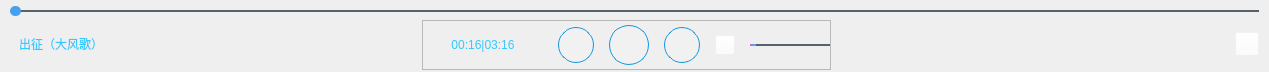
Old version of the form VideoPlayer/videomodels/FloatPlayCtl.ui in the repository huizhang556/pc-video-player.
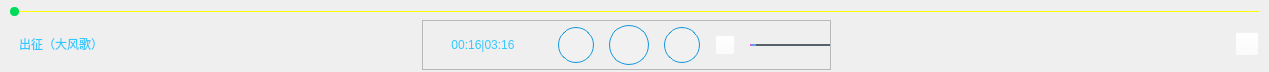
New version of the form. Icons and pictures are not drawn.

What changed in the file:
```diff
--- a/VideoPlayer/videomodels/FloatPlayCtl.ui
+++ b/VideoPlayer/videomodels/FloatPlayCtl.ui
@@ -53,7 +53,7 @@
 QSlider::groove:horizontal 
 {
 background-color: rgba(255,255,255,0.1);
-height: 2px;
+height: 1px;
 border-radius:1px;
 }
 
@@ -70,13 +70,13 @@
 /*J拖动按钮*/
 QSlider::handle:horizontal 
 {
-background-color:#46a0ef;
+background-color:#00dc5a;
 height:8px;
-width:10px;
+width:8px;
 margin-top: -4px;
 margin-bottom: -4px;
+border-radius:4px;
 padding-right:1px;
-border-radius:5px;
 }
 
 /*J拖动按钮-hover,只跟groove的hover时高度影响*/
@@ -89,7 +89,7 @@
 QSlider::add-page:horizontal,QSlider::add-line:horizontal
 {
 border-radius:2px;
-background-color: rgb(87, 97, 106); 
+background-color:yellow;
 }
 
 /*已划过的区域，左边界线*/
```
Left out of the diff: 7 changed lines with no effect on the pictures.
